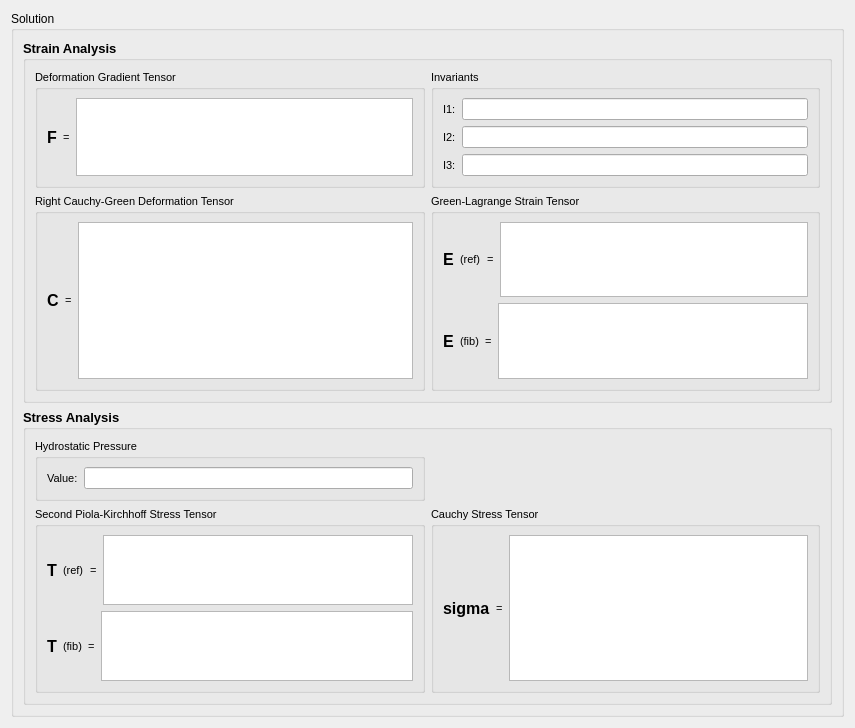
tsalemink/neon, file res/designer/simulations/biomeng321lab2.ui: the form before one commit.
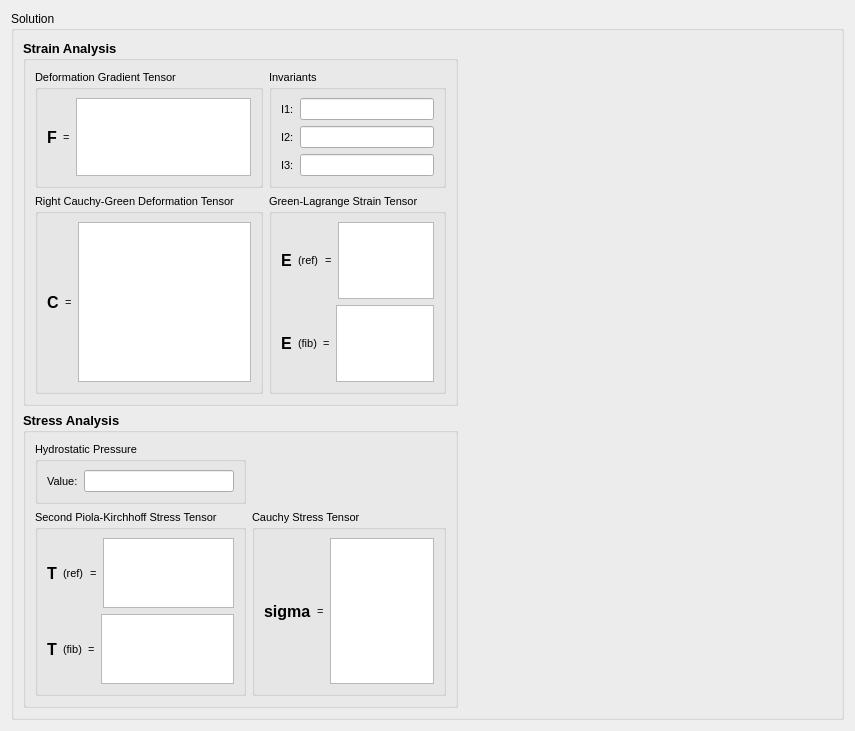
The form after the commit. Custom widgets are drawn as their Qt base class.

Patch:
```diff
--- a/res/designer/simulations/biomeng321lab2.ui
+++ b/res/designer/simulations/biomeng321lab2.ui
@@ -7,7 +7,7 @@
     <x>0</x>
     <y>0</y>
     <width>855</width>
-    <height>728</height>
+    <height>731</height>
    </rect>
   </property>
   <property name="windowTitle">
@@ -19,9 +19,15 @@
      <property name="title">
       <string>Solution</string>
      </property>
-     <layout class="QVBoxLayout" name="verticalLayout_2">
-      <item>
+     <layout class="QGridLayout" name="gridLayout_3">
+      <item row="0" column="0">
        <widget class="QGroupBox" name="groupBox_9">
+        <property name="sizePolicy">
+         <sizepolicy hsizetype="Preferred" vsizetype="Preferred">
+          <horstretch>2</horstretch>
+          <verstretch>0</verstretch>
+         </sizepolicy>
+        </property>
         <property name="font">
          <font>
           <pointsize>10</pointsize>
@@ -218,6 +224,12 @@
               </item>
               <item>
                <widget class="QTableWidget" name="tableWidgetGreenLagrangeStrainReference">
+                <property name="sizePolicy">
+                 <sizepolicy hsizetype="Expanding" vsizetype="Expanding">
+                  <horstretch>0</horstretch>
+                  <verstretch>0</verstretch>
+                 </sizepolicy>
+                </property>
                 <attribute name="horizontalHeaderVisible">
                  <bool>false</bool>
                 </attribute>
@@ -260,6 +272,12 @@
               </item>
               <item>
                <widget class="QTableWidget" name="tableWidgetGreenLagrangeStrainFibre">
+                <property name="sizePolicy">
+                 <sizepolicy hsizetype="Expanding" vsizetype="Expanding">
+                  <horstretch>0</horstretch>
+                  <verstretch>0</verstretch>
+                 </sizepolicy>
+                </property>
                 <attribute name="horizontalHeaderVisible">
                  <bool>false</bool>
                 </attribute>
@@ -276,8 +294,24 @@
         </layout>
        </widget>
       </item>
-      <item>
+      <item row="0" column="1" rowspan="2">
+       <widget class="SceneviewerWidget" name="widgetSceneviewer" native="true">
+        <property name="sizePolicy">
+         <sizepolicy hsizetype="Expanding" vsizetype="Expanding">
+          <horstretch>3</horstretch>
+          <verstretch>0</verstretch>
+         </sizepolicy>
+        </property>
+       </widget>
+      </item>
+      <item row="1" column="0">
        <widget class="QGroupBox" name="groupBox_10">
+        <property name="sizePolicy">
+         <sizepolicy hsizetype="Preferred" vsizetype="Preferred">
+          <horstretch>2</horstretch>
+          <verstretch>0</verstretch>
+         </sizepolicy>
+        </property>
         <property name="font">
          <font>
           <pointsize>10</pointsize>
@@ -473,6 +507,14 @@
    </item>
   </layout>
  </widget>
+ <customwidgets>
+  <customwidget>
+   <class>SceneviewerWidget</class>
+   <extends>QWidget</extends>
+   <header>opencmiss/neon/ui/zincwidgets/sceneviewerwidget.h</header>
+   <container>1</container>
+  </customwidget>
+ </customwidgets>
  <resources/>
  <connections/>
 </ui>
```
